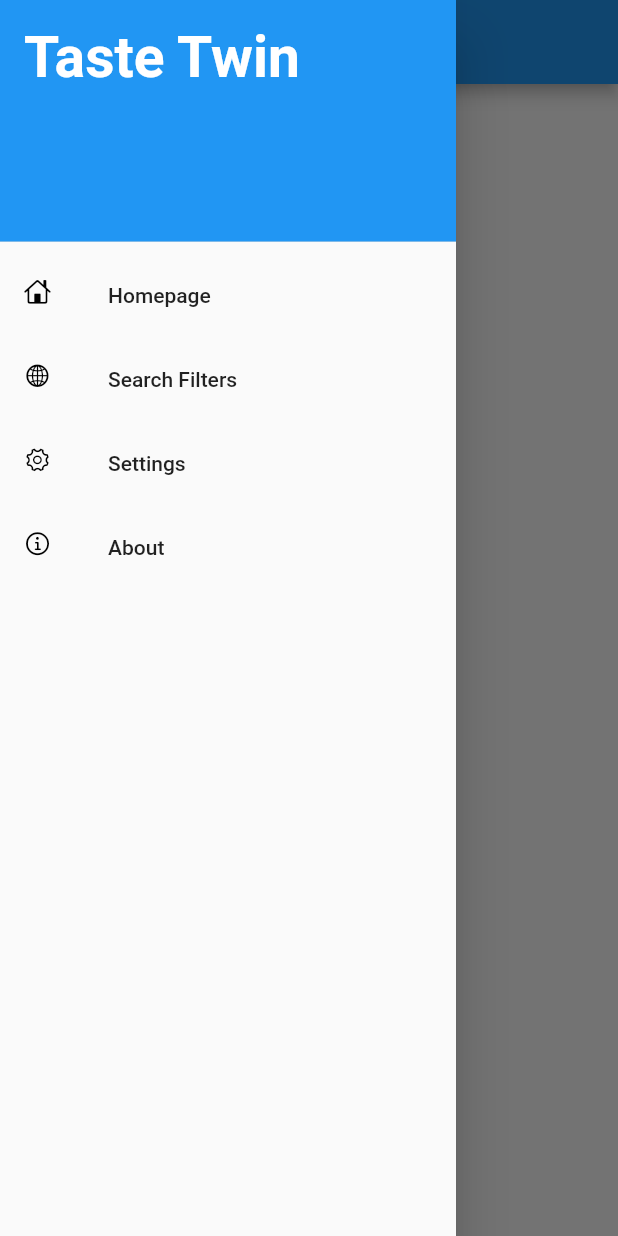
After one commit to MatthewSzurkowski/TasteTwin, a Flutter app: the screen it shows after launch, with the side drawer open, on a phone screen of 412 x 824 dp. The commit adds this screen. Run offline on Flutter 3.47's test engine with Material 2 defaults, Android fonts, the phone set to English and light mode, and no system bars; our stand-ins replace swipe_cards.

Commit message:
Link up pages with menu button.

```diff
--- /dev/null
+++ b/taste_twin/lib/components/MainDrawer.dart
@@ -0,0 +1,109 @@
+import 'package:flutter/material.dart';
+import '../pages/filterspage.dart';
+import '../pages/settings.dart';
+import '../pages/about.dart';
+import '../pages/homepage.dart';
+import 'package:flutter/cupertino.dart';
+
+class MainDrawer extends StatelessWidget {
+  const MainDrawer({super.key});
+
+  @override
+  Widget build(BuildContext context) {
+    return Drawer(
+      // Add a ListView to the drawer. This ensures the user can scroll
+      // through the options in the drawer if there isn't enough vertical
+      // space to fit everything.
+      child: ListView(
+        // Important: Remove any padding from the ListView.
+        padding: EdgeInsets.zero,
+        children: [
+          const DrawerHeader(
+            decoration: BoxDecoration(
+              color: Colors.blue,
+            ),
+            child: Text('Taste Twin',
+                style: TextStyle(
+                    fontWeight: FontWeight.bold,
+                    color: Colors.white,
+                    fontSize: 38)),
+          ),
+          ListTile(
+            leading: const Icon(
+              CupertinoIcons.home,
+              color: Colors.black,
+              size: 18,
+            ),
+            title: const Text('Homepage'),
+            onTap: () {
+              // Update the state of the app
+              // ...
+              // Then close the drawer
+              Navigator.push(
+                context,
+                MaterialPageRoute(
+                    builder: (context) =>
+                        const MyHomePage(title: 'Taste Twin')),
+              );
+            },
+          ),
+          ListTile(
+            leading: const Icon(
+              CupertinoIcons.globe,
+              color: Colors.black,
+              size: 18,
+            ),
+            title: const Text('Search Filters'),
+            onTap: () {
+              // Update the state of the app
+              // ...
+              // Then close the drawer
+              Navigator.push(
+                context,
+                MaterialPageRoute(
+                    builder: (context) => const FiltersPage(title: 'Filters')),
+              );
+            },
+          ),
+          ListTile(
+            leading: const Icon(
+              CupertinoIcons.gear,
+              color: Colors.black,
+              size: 18,
+            ),
+            title: const Text('Settings'),
+            onTap: () {
+              // Update the state of the app
+              // ...
+              // Then close the drawer
+              Navigator.push(
+                context,
+                MaterialPageRoute(
+                    builder: (context) =>
+                        const SettingsPage(title: 'Settings')),
+              );
+            },
+          ),
+          ListTile(
+            leading: const Icon(
+              CupertinoIcons.info,
+              color: Colors.black,
+              size: 18,
+            ),
+            title: const Text('About'),
+            onTap: () {
+              // Update the state of the app
+              // ...
+              // Then close the drawer
+              Navigator.push(
+                context,
+                MaterialPageRoute(
+                    builder: (context) => const AboutPage(title: 'About')),
+              );
+            },
+          ),
+        ],
+      ), // This trailing comma makes auto-formatting nicer for build methods.
+    );
+  }
+}
--- a/taste_twin/lib/main.dart
+++ b/taste_twin/lib/main.dart
@@ -1,4 +1,5 @@
 import 'package:flutter/material.dart';
+import 'package:taste_twin/pages/homepage.dart';
 // import 'pages/homepage.dart';
 // import 'pages/carousel_page.dart';
 import 'pages/matchpage.dart';
@@ -30,7 +31,7 @@ class MyApp extends StatelessWidget {
         primarySwatch: Colors.blue,
       ),
       // Switch MyHomePage -> MatchPage to test
-      home: const AboutPage(title: 'Taste Twin'),
+      home: const MyHomePage(title: 'Taste Twin'),
     );
   }
 }
```
Also changed, not shown: taste_twin/lib/pages/filterspage.dart (added, +44 -0 lines), taste_twin/lib/pages/homepage.dart (+2 -48 lines).
